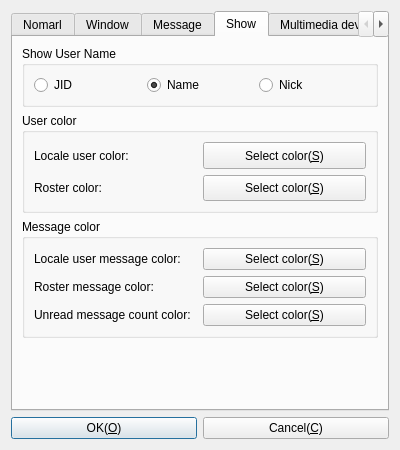
Old version of the form Widgets/DlgOptions/DlgOptions.ui in the repository KangLin/RabbitIm.
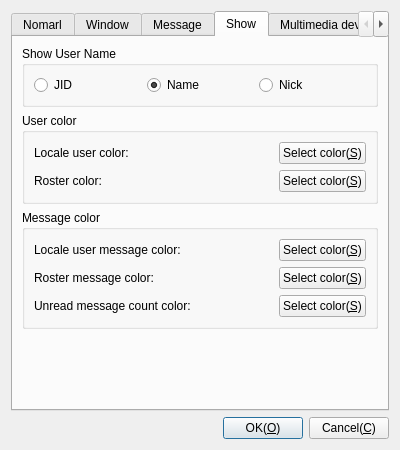
New version of the form. The open tabs and pages were chosen to show the change. Icons and pictures are not drawn.

Patch:
```diff
--- a/Widgets/DlgOptions/DlgOptions.ui
+++ b/Widgets/DlgOptions/DlgOptions.ui
@@ -20,6 +20,19 @@
   <layout class="QGridLayout" name="gridLayout_13">
    <item row="1" column="0">
     <layout class="QHBoxLayout" name="horizontalLayout">
+     <item>
+      <spacer name="horizontalSpacer">
+       <property name="orientation">
+        <enum>Qt::Horizontal</enum>
+       </property>
+       <property name="sizeHint" stdset="0">
+        <size>
+         <width>40</width>
+         <height>20</height>
+        </size>
+       </property>
+      </spacer>
+     </item>
      <item>
       <widget class="QPushButton" name="pbOK">
        <property name="sizePolicy">
@@ -867,7 +880,7 @@
          <property name="minimumSize">
           <size>
            <width>0</width>
-           <height>100</height>
+           <height>0</height>
           </size>
          </property>
          <property name="maximumSize">
@@ -884,6 +897,12 @@
            <layout class="QHBoxLayout" name="horizontalLayout_6">
             <item>
              <widget class="QLabel" name="lbLocalUserColor">
+              <property name="sizePolicy">
+               <sizepolicy hsizetype="Expanding" vsizetype="Preferred">
+                <horstretch>0</horstretch>
+                <verstretch>0</verstretch>
+               </sizepolicy>
+              </property>
               <property name="text">
                <string>Locale user color:</string>
               </property>
@@ -917,6 +936,12 @@
            <layout class="QHBoxLayout" name="horizontalLayout_5">
             <item>
              <widget class="QLabel" name="lbRosterColor">
+              <property name="sizePolicy">
+               <sizepolicy hsizetype="Expanding" vsizetype="Preferred">
+                <horstretch>0</horstretch>
+                <verstretch>0</verstretch>
+               </sizepolicy>
+              </property>
               <property name="text">
                <string>Roster color:</string>
               </property>
@@ -960,7 +985,7 @@
          <property name="minimumSize">
           <size>
            <width>0</width>
-           <height>90</height>
+           <height>0</height>
           </size>
          </property>
          <property name="maximumSize">
@@ -977,6 +1002,12 @@
            <layout class="QHBoxLayout" name="horizontalLayout_7">
             <item>
              <widget class="QLabel" name="lbLocalUserMessageColor">
+              <property name="sizePolicy">
+               <sizepolicy hsizetype="Expanding" vsizetype="Preferred">
+                <horstretch>0</horstretch>
+                <verstretch>0</verstretch>
+               </sizepolicy>
+              </property>
               <property name="text">
                <string>Locale user message color:</string>
               </property>
@@ -1010,6 +1041,12 @@
            <layout class="QHBoxLayout" name="horizontalLayout_8">
             <item>
              <widget class="QLabel" name="lbRosterMessageColor">
+              <property name="sizePolicy">
+               <sizepolicy hsizetype="Expanding" vsizetype="Preferred">
+                <horstretch>0</horstretch>
+                <verstretch>0</verstretch>
+               </sizepolicy>
+              </property>
               <property name="text">
                <string>Roster message color:</string>
               </property>
@@ -1043,6 +1080,12 @@
            <layout class="QHBoxLayout" name="horizontalLayout_11">
             <item>
              <widget class="QLabel" name="lbUnreadMessageCountColor">
+              <property name="sizePolicy">
+               <sizepolicy hsizetype="Expanding" vsizetype="Preferred">
+                <horstretch>0</horstretch>
+                <verstretch>0</verstretch>
+               </sizepolicy>
+              </property>
               <property name="text">
                <string>Unread message count color:</string>
               </property>
```
Left out of the diff: 72 changed lines with no effect on the pictures.
